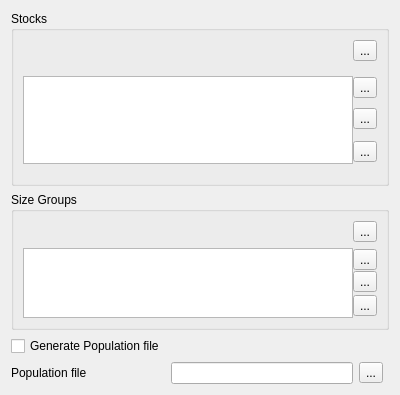
This is qtgui/mergepopulationplugincomponent.ui in frabas/DISPLACE_GUI as Qt 5 draws it before an edit. The edited form follows.
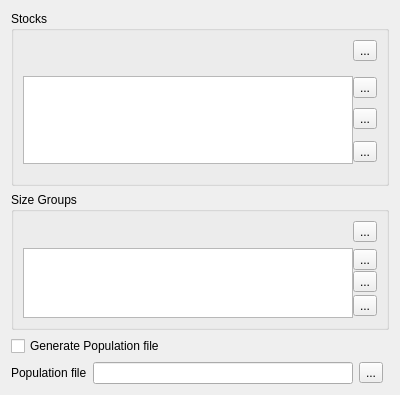
This is the edited form. Icons and pictures are not drawn.

Commit message: Output of file with population name implemented in pop merge

Diff of the .ui file:
```diff
--- a/qtgui/mergepopulationplugincomponent.ui
+++ b/qtgui/mergepopulationplugincomponent.ui
@@ -14,13 +14,6 @@
    <string>Form</string>
   </property>
   <layout class="QGridLayout" name="gridLayout">
-   <item row="13" column="0">
-    <widget class="QCheckBox" name="optGeneratePopFile">
-     <property name="text">
-      <string>Generate Population file</string>
-     </property>
-    </widget>
-   </item>
    <item row="14" column="1">
     <widget class="QLineEdit" name="filePopOut"/>
    </item>
@@ -260,6 +253,13 @@
      </layout>
     </widget>
    </item>
+   <item row="13" column="0" colspan="3">
+    <widget class="QCheckBox" name="optGeneratePopFile">
+     <property name="text">
+      <string>Generate Population file</string>
+     </property>
+    </widget>
+   </item>
   </layout>
  </widget>
  <resources>
```
The commit also changes 7 other files.
